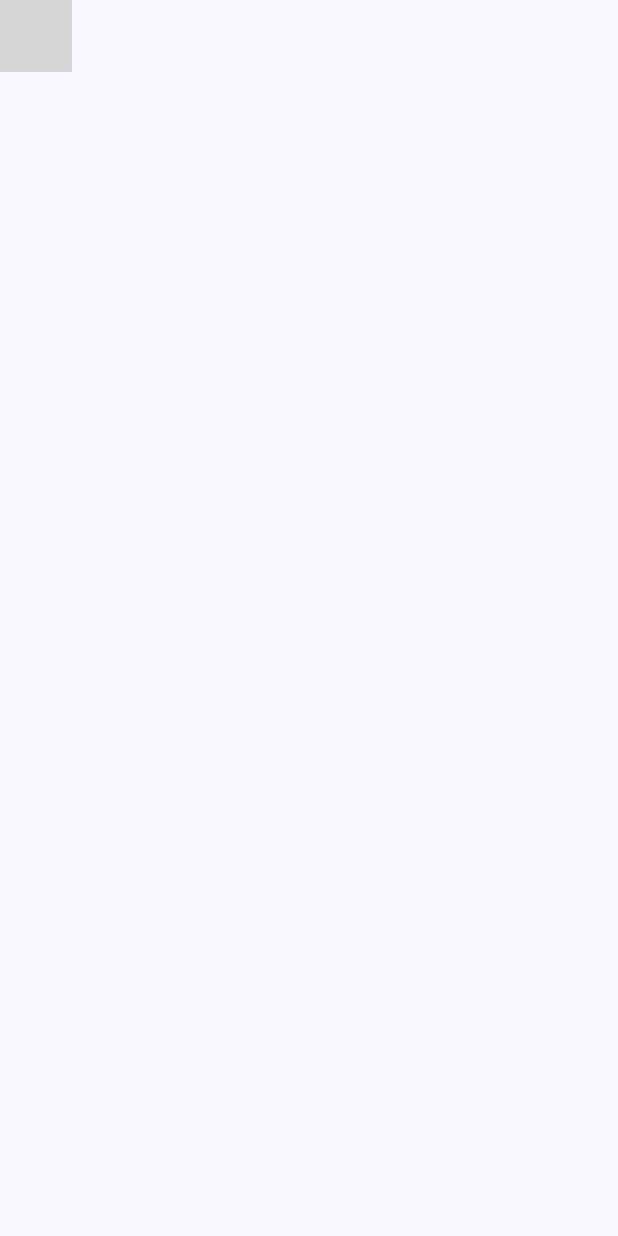
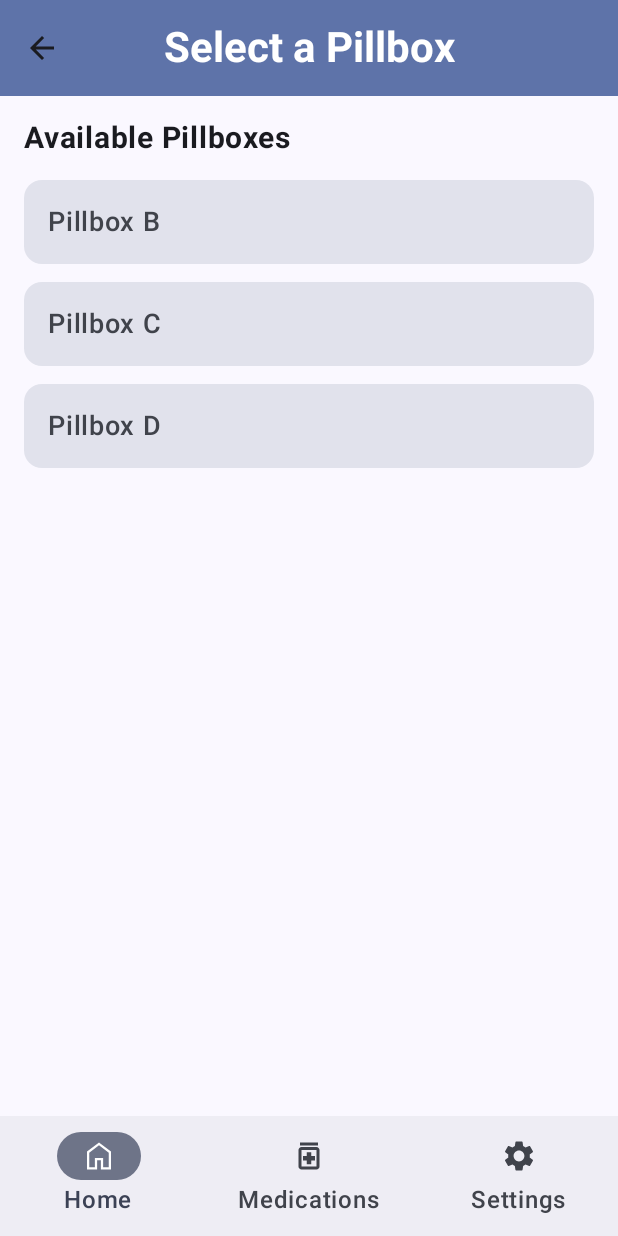
Before and after one commit to ywu256/MAPD721_Project, an Android app built with Jetpack Compose: the AddPillboxScreen screen opened through its navigation route, on a phone screen of 412 x 824 dp. Run offline under Robolectric (Android 15) with nearby library versions, the phone set to English and light mode, and no system bars; grey boxes are pictures that could not be loaded.

Commit message:
Add AddPillboxScreen

```diff
--- /dev/null
+++ b/app/src/main/java/com/group1/mapd721_project/AddPillboxScreen.kt
@@ -0,0 +1,114 @@
+package com.group1.mapd721_project
+
+import androidx.compose.foundation.clickable
+import androidx.compose.foundation.layout.*
+import androidx.compose.foundation.lazy.LazyColumn
+import androidx.compose.foundation.lazy.items
+import androidx.compose.material.icons.Icons
+import androidx.compose.material.icons.filled.ArrowBack
+import androidx.compose.material.icons.filled.Settings
+import androidx.compose.material3.*
+import androidx.compose.runtime.*
+import androidx.compose.ui.Alignment
+import androidx.compose.ui.Modifier
+import androidx.compose.ui.res.painterResource
+import androidx.compose.ui.text.font.FontWeight
+import androidx.compose.ui.unit.dp
+import androidx.compose.ui.unit.sp
+import androidx.navigation.NavController
+
+@OptIn(ExperimentalMaterial3Api::class)
+@Composable
+fun AddPillboxScreen(
+    onNavigate: (String) -> Unit = {},
+    navController: NavController,
+    currentRoute: String = "home"
+) {
+    val availablePillboxes = listOf("Pillbox B", "Pillbox C", "Pillbox D")
+    var selectedPillbox by remember { mutableStateOf<String?>(null) }
+
+    Scaffold(
+        topBar = {
+            CenterAlignedTopAppBar(
+                title = {
+                    Text(
+                        "Select a Pillbox",
+                        fontWeight = FontWeight.Bold,
+                        style = MaterialTheme.typography.headlineMedium
+                    )
+                },
+                colors = TopAppBarDefaults.topAppBarColors(
+                    containerColor = MaterialTheme.colorScheme.primaryContainer,
+                    titleContentColor = MaterialTheme.colorScheme.onPrimaryContainer
+                ),
+                navigationIcon = {
+                    IconButton(onClick = { navController.popBackStack() }) {
+                        Icon(Icons.Default.ArrowBack, contentDescription = "Back")
+                    }
+                }
+            )
+        },
+        bottomBar = {
+            NavigationBar {
+                NavigationBarItem(
+                    selected = currentRoute == "home",
+                    onClick = { /* stay */ },
+                    icon = { Icon(painter = painterResource(id = R.drawable.home), contentDescription = "Home") },
+                    label = { Text("Home", fontSize = 16.sp) }
+                )
+                NavigationBarItem(
+                    selected = currentRoute == "medication_list",
+                    onClick = { onNavigate("medication_list") },
+                    icon = { Icon(painter = painterResource(id = R.drawable.medication), contentDescription = "Medication") },
+                    label = { Text("Medications", fontSize = 16.sp) }
+                )
+                NavigationBarItem(
+                    selected = currentRoute == "settings",
+                    onClick = { onNavigate("settings") },
+                    icon = { Icon(Icons.Default.Settings, contentDescription = "Settings") },
+                    label = { Text("Settings", fontSize = 16.sp) }
+                )
+            }
+        },
+        content = { innerPadding ->
+            Column(
+                modifier = Modifier
+                    .padding(innerPadding)
+                    .fillMaxSize()
+                    .padding(16.dp)
+            ) {
+                Text(
+                    text = "Available Pillboxes",
+                    fontSize = 20.sp,
+                    fontWeight = FontWeight.Bold,
+                    modifier = Modifier.padding(bottom = 16.dp)
+                )
+
+                LazyColumn(verticalArrangement = Arrangement.spacedBy(12.dp)) {
+                    items(availablePillboxes) { pillbox ->
+                        Card(
+                            modifier = Modifier
+                                .fillMaxWidth()
+                                .clickable {
+                                    selectedPillbox = pillbox
+                                    navController.navigate("connecting/${pillbox.replace(" ", "_")}")
+                                },
+                            colors = CardDefaults.cardColors(containerColor = MaterialTheme.colorScheme.surfaceVariant)
+                        ) {
+                            Row(
+                                modifier = Modifier.padding(16.dp),
+                                verticalAlignment = Alignment.CenterVertically
+                            ) {
+                                Text(
+                                    text = pillbox,
+                                    fontSize = 18.sp,
+                                    fontWeight = FontWeight.Medium
+                                )
+                            }
+                        }
+                    }
+                }
+            }
+        }
+    )
+}
--- a/app/src/main/java/com/group1/mapd721_project/MainActivity.kt
+++ b/app/src/main/java/com/group1/mapd721_project/MainActivity.kt
@@ -109,7 +109,11 @@ class MainActivity : ComponentActivity() {
                         }
                         /* Add Pillbox Screen */
                         composable("add_pillbox") {
-                            AddPillboxScreen(navController = navController)
+                            AddPillboxScreen(
+                                onNavigate = { navController.navigate(it) },
+                                navController = navController,
+                                currentRoute = "home"
+                            )
                         }
                     }
                 }
```
